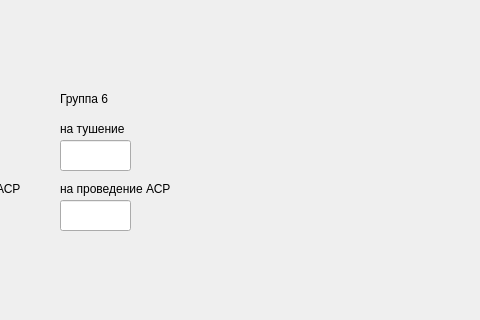
Old version of the form ui_windows/base_main.ui in the repository akaKAIN/Fire_reporting; both pictures show x 720 to 1200 and y 0 to 320 of the 1200 by 500 pixel window.
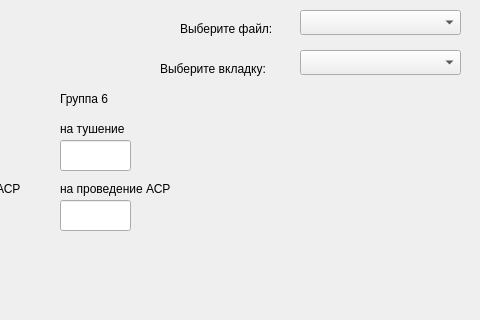
New version of the form.

Commit message: Добавление выпадающего списка для файлов и выпадающего списка для листов файла

```diff
--- a/ui_windows/base_main.ui
+++ b/ui_windows/base_main.ui
@@ -630,6 +630,52 @@
      <string>Очистить все</string>
     </property>
    </widget>
+   <widget class="QComboBox" name="box_file_1">
+    <property name="geometry">
+     <rect>
+      <x>1020</x>
+      <y>10</y>
+      <width>161</width>
+      <height>25</height>
+     </rect>
+    </property>
+   </widget>
+   <widget class="QLabel" name="label_15">
+    <property name="geometry">
+     <rect>
+      <x>900</x>
+      <y>20</y>
+      <width>131</width>
+      <height>17</height>
+     </rect>
+    </property>
+    <property name="text">
+     <string>Выберите файл:</string>
+    </property>
+   </widget>
+   <widget class="QComboBox" name="box_sheet_1">
+    <property name="geometry">
+     <rect>
+      <x>1020</x>
+      <y>50</y>
+      <width>161</width>
+      <height>25</height>
+     </rect>
+    </property>
+   </widget>
+   <widget class="QLabel" name="label_16">
+    <property name="geometry">
+     <rect>
+      <x>880</x>
+      <y>60</y>
+      <width>141</width>
+      <height>17</height>
+     </rect>
+    </property>
+    <property name="text">
+     <string>Выберите вкладку:</string>
+    </property>
+   </widget>
   </widget>
   <widget class="QStatusBar" name="statusbar"/>
  </widget>
```
The commit also changes 1 other file.
